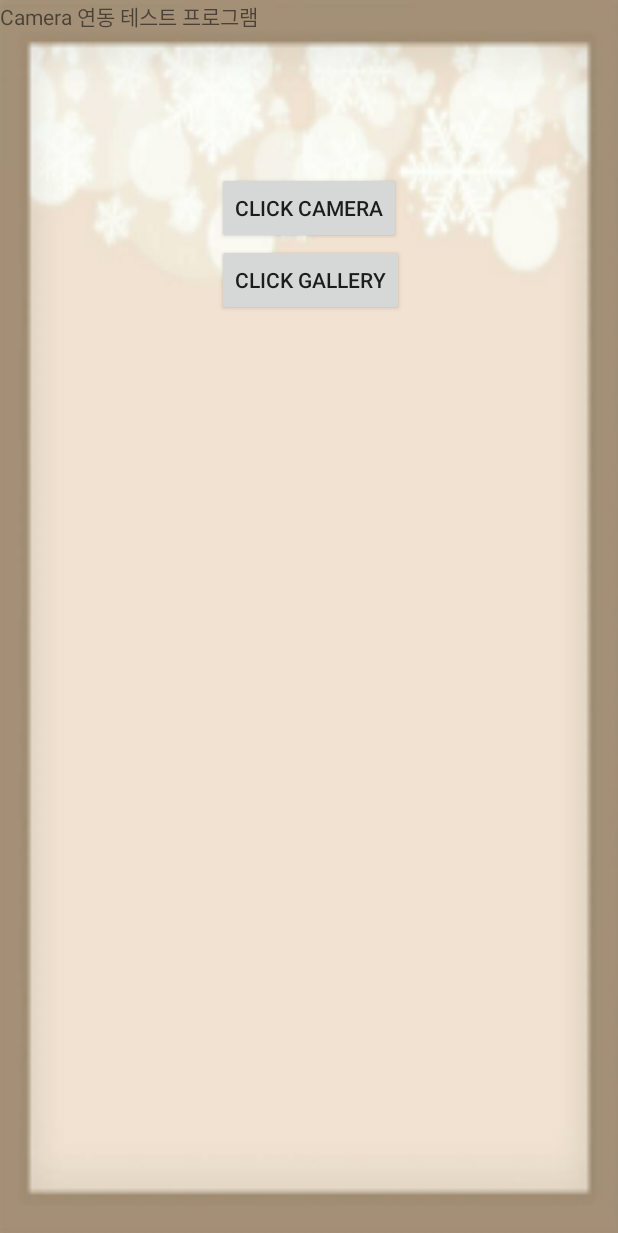
After one commit to jingyujung/minicloset, an Android app: the CameraActivity screen opened directly, with no data from a screen before it, on a phone screen of 412 x 824 dp. The commit adds this screen. Shown: the top 1233 px of the screen. Run offline under Robolectric (Android 15) with nearby library versions, the phone set to English and light mode, and no system bars.

Commit message:
카메라

```diff
--- /dev/null
+++ b/app/src/main/java/gdgssu/myminicloset/CameraActivity.java
@@ -0,0 +1,125 @@
+package gdgssu.myminicloset;
+
+import android.app.Activity;
+import android.content.Intent;
+import android.graphics.Bitmap;
+import android.media.MediaScannerConnection;
+import android.net.Uri;
+import android.os.Bundle;
+import android.util.Log;
+import android.view.View;
+import android.widget.Button;
+import android.widget.ImageView;
+
+import java.io.ByteArrayOutputStream;
+import java.io.File;
+import java.io.FileNotFoundException;
+import java.io.FileOutputStream;
+import java.io.IOException;
+import java.io.OutputStream;
+
+/**
+ * Created by kay on 2015-02-12.
+ */
+public class CameraActivity extends Activity {
+    private static final String TAG = CameraActivity.class.getSimpleName();
+    private Button mBtnCamera, mBtnGallery;
+    private ImageView mImg;
+    private File mFile;
+    private File mPhotoFile;
+    private File CropFile;
+    // start activity request code
+    private static final int REQUEST_CAMERA = 1;
+    private static final int REQUEST_GALLERY = 2;
+    private static final int REQUEST_CROP_DATA = 3;
+    /** Called when the activity is first created. */
+    @Override
+    public void onCreate(Bundle savedInstanceState) {
+        super.onCreate(savedInstanceState);
+        setContentView(R.layout.camera);
+        Util Util = new Util();
+        mFile = Util.getFilePath();
+        Log.d(TAG, "getFilePath = [ " + mFile + " ] ");
+        findViews();
+    }
+    private void findViews(){
+        mBtnCamera = (Button) findViewById(R.id.btn_click_camera);
+        mBtnGallery = (Button) findViewById(R.id.btn_click_gallery);
+        mImg = (ImageView) findViewById(R.id.image);
+        View.OnClickListener listener = new View.OnClickListener() {
+            @Override
+            public void onClick(View v) {
+// TODO Auto-generated method stub
+                switch(v.getId()){
+                    case R.id.btn_click_camera:
+                        startActivityCamera();
+                        break;
+                    case R.id.btn_click_gallery:
+                        startActivityGallery();
+                        break;
+                }
+            }
+        };
+        mBtnCamera.setOnClickListener(listener);
+        mBtnGallery.setOnClickListener(listener);
+    }
+    private void startActivityCamera(){
+        mFile.mkdirs();
+        mPhotoFile = new File(mFile, Util.getPhotoFileName());
+        final Intent i = Util.getCamaraIntent(mPhotoFile);
+        startActivityForResult(i, REQUEST_CAMERA);
+    }
+    private void startActivityGallery(){
+        final Intent i = Util.getGalleryIntent();
+        startActivityForResult(i, REQUEST_GALLERY);
+    }
+    private void startActivityCrop(File file){
+        MediaScannerConnection.scanFile(this,
+                new String[]{file.getAbsolutePath()},
+                new String[]{null},
+                null);
+        final Intent i = Util.getCropImageIntent(Uri.fromFile(file));
+        startActivityForResult(i, REQUEST_CROP_DATA);
+    }
+
+    @Override
+    protected void onActivityResult(int requestCode, int resultCode, Intent data) {
+// TODO Auto-generated method stub
+//	super.onActivityResult(requestCode, resultCode, data);
+        switch(requestCode){
+            case REQUEST_CAMERA:
+                Log.v(TAG, "REQUEST_CAMERA........................");
+                startActivityCrop(mPhotoFile);
+                break;
+            case REQUEST_GALLERY:
+                Log.v(TAG, "REQUEST_GALLERY.......................");
+                break;
+            case REQUEST_CROP_DATA:
+                Log.v(TAG, "REQUEST_CROP_DATA......................");
+                Bitmap bitmap = data.getParcelableExtra("data");
+                getImageViewBitmap(bitmap);
+
+        }
+    }
+    private void getImageViewBitmap(Bitmap bitmap){
+        final int size = bitmap.getHeight() * bitmap.getWidth() * 4;
+        Log.d(TAG, "bitmap size ( " + size + " ) ");
+        final ByteArrayOutputStream outStream = new ByteArrayOutputStream(size);
+        bitmap.compress(Bitmap.CompressFormat.PNG, 100, outStream);
+        try {
+            outStream.flush();
+        } catch (IOException e) {
+// TODO Auto-generated catch block
+            e.printStackTrace();
+        }
+        try {
+            outStream.close();
+        } catch (IOException e) {
+// TODO Auto-generated catch block
+            e.printStackTrace();
+        }
+        mImg.setImageBitmap(bitmap);
+    }
+
+
+}
--- /dev/null
+++ b/app/src/main/res/layout/camera.xml
@@ -0,0 +1,38 @@
+<?xml version="1.0" encoding="utf-8"?>
+<RelativeLayout xmlns:android="http://schemas.android.com/apk/res/android"
+    android:layout_width="match_parent" android:layout_height="match_parent"
+    android:background="@drawable/bg">
+
+    <TextView
+        android:layout_width="match_parent"
+        android:layout_height="wrap_content"
+        android:text="Camera 연동 테스트 프로그램"
+        android:id="@+id/textView">
+    </TextView>
+    <Button
+        android:id="@+id/btn_click_camera"
+        android:layout_width="wrap_content"
+        android:layout_height="wrap_content"
+        android:text="click camera"
+        android:layout_marginTop="93dp"
+        android:layout_below="@+id/textView"
+        android:layout_centerHorizontal="true">
+    </Button>
+
+    <Button
+        android:id="@+id/btn_click_gallery"
+        android:layout_width="wrap_content"
+        android:layout_height="wrap_content"
+        android:text="click gallery"
+        android:layout_below="@+id/btn_click_camera"
+        android:layout_alignStart="@+id/btn_click_camera">
+    </Button>
+
+    <ImageView
+        android:id="@+id/image"
+        android:layout_height="wrap_content"
+        android:layout_width="wrap_content"
+        android:layout_below="@+id/btn_click_gallery">
+
+    </ImageView>
+</RelativeLayout>
--- a/app/src/main/res/layout/save_photo_activity.xml
+++ b/app/src/main/res/layout/save_photo_activity.xml
@@ -4,6 +4,7 @@
     android:layout_height="match_parent"
     android:layout_gravity="center"
     android:gravity="center"
+    android:background="@drawable/bg">
     >
 
     <ImageView
```
Also changed, not shown: app/src/main/AndroidManifest.xml (+12 -1 lines), app/src/main/java/gdgssu/myminicloset/ClosetActivity.java (+9 -10 lines), app/src/main/java/gdgssu/myminicloset/Util.java (added, +76 -0 lines), app/src/main/res/layout/cloth_activity.xml (+13 -1 lines), 4 other files.
